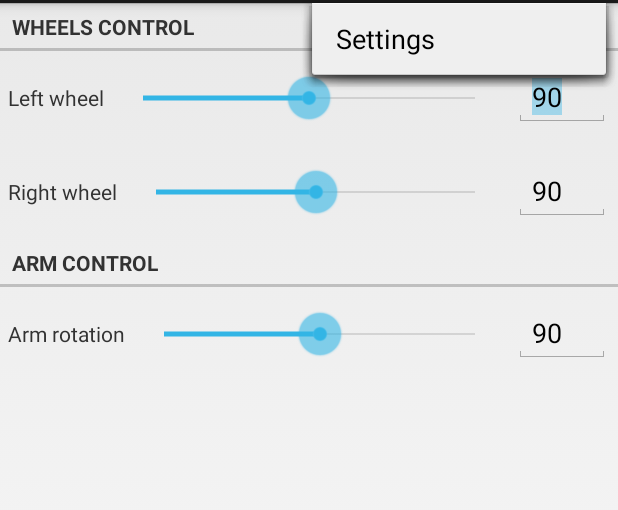
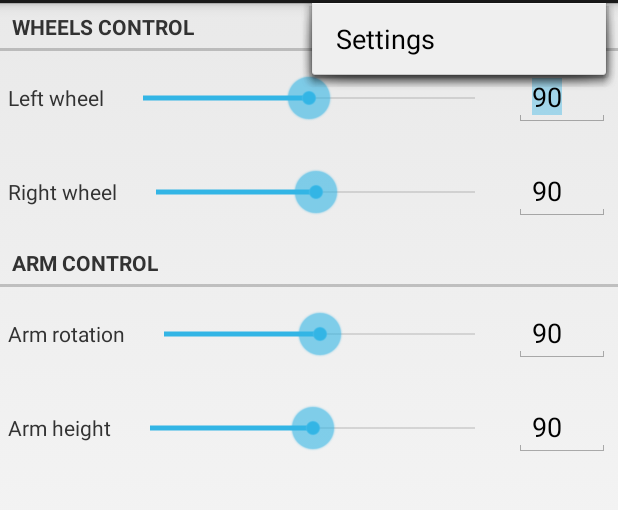
Before and after one commit to backmask/timelapse, an Android app: the screen it shows after launch (MainActivity), with the options menu open, on a phone screen of 412 x 824 dp, the part 69-579 px from its top. Run offline under Robolectric (Android 15) with nearby library versions, the phone set to English and light mode, and no system bars; libraries missing offline, so code that uses them is left out: org.shokai.firmata; 3 statements that could not run were skipped.

Commit message:
Add arm lower segment + refine arm+bot bases

```diff
--- a/app/Timelapse/Timelapse/src/main/java/com/backmask/timelapse/DirectControlFragment.java
+++ b/app/Timelapse/Timelapse/src/main/java/com/backmask/timelapse/DirectControlFragment.java
@@ -19,6 +19,7 @@ public class DirectControlFragment extends Fragment implements ArduinoCommanderL
     private ServoControlView m_leftWheel;
     private ServoControlView m_rightWheel;
     private ServoControlView m_armRotation;
+    private ServoControlView m_armHeight;
 
     public DirectControlFragment() {
     }
@@ -34,6 +35,7 @@ public class DirectControlFragment extends Fragment implements ArduinoCommanderL
         m_leftWheel = (ServoControlView) rootView.findViewById(R.id.left_wheel);
         m_rightWheel = (ServoControlView) rootView.findViewById(R.id.right_wheel);
         m_armRotation = (ServoControlView) rootView.findViewById(R.id.arm_rotation);
+        m_armHeight= (ServoControlView) rootView.findViewById(R.id.arm_height);
 
         m_leftWheel.setListener(new ServoControlView.ServoControlListener() {
             @Override
@@ -53,6 +55,13 @@ public class DirectControlFragment extends Fragment implements ArduinoCommanderL
             @Override
             public void onValueChanged(ServoControlView triggeredBy, int newValue, int oldValue) {
                 m_commander.setServoRotation(ArduinoCommander.SERVO_ARM_ROTATION, newValue);
+            }
+        });
+
+        m_armHeight.setListener(new ServoControlView.ServoControlListener() {
+            @Override
+            public void onValueChanged(ServoControlView triggeredBy, int newValue, int oldValue) {
+                m_commander.setServoRotation(ArduinoCommander.SERVO_ARM_HEIGHT, newValue);
             }
         });
 
--- a/app/Timelapse/Timelapse/src/main/java/com/backmask/timelapse/arduino/ArduinoCommander.java
+++ b/app/Timelapse/Timelapse/src/main/java/com/backmask/timelapse/arduino/ArduinoCommander.java
@@ -15,6 +15,7 @@ public class ArduinoCommander {
     public static int SERVO_LEFT_WHEEL = 13;
     public static int SERVO_RIGHT_WHEEL = 12;
     public static int SERVO_ARM_ROTATION = 11;
+    public static int SERVO_ARM_HEIGHT = 10;
 
     public ArduinoCommander(Activity activity, ArduinoCommanderListener listener) {
         m_worker = new ArduinoCommanderWorker(new ArduinoFirmata(activity), listener);
--- a/app/Timelapse/Timelapse/src/main/res/layout/fragment_direct_control.xml
+++ b/app/Timelapse/Timelapse/src/main/res/layout/fragment_direct_control.xml
@@ -42,6 +42,11 @@
             android:id="@+id/arm_rotation"
             custom:type="regular"
             custom:label="@string/arm_rotation" />
+
+        <com.backmask.timelapse.view.ServoControlView
+            android:id="@+id/arm_height"
+            custom:type="regular"
+            custom:label="@string/arm_height" />
     </TableLayout>
 
 </LinearLayout>
--- a/app/Timelapse/Timelapse/src/main/res/values/strings.xml
+++ b/app/Timelapse/Timelapse/src/main/res/values/strings.xml
@@ -14,5 +14,6 @@
     <string name="left_wheel">Left wheel</string>
     <string name="right_wheel">Right wheel</string>
     <string name="arm_rotation">Arm rotation</string>
+    <string name="arm_height">Arm height</string>
 
 </resources>
```
Also changed, not shown: 5 other files.
